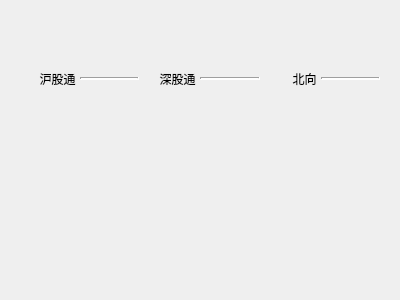
Before: the Qt Designer form real/qnorthflowinfodisplaywidget.ui in bnufree/Hq, drawn with Qt 5.
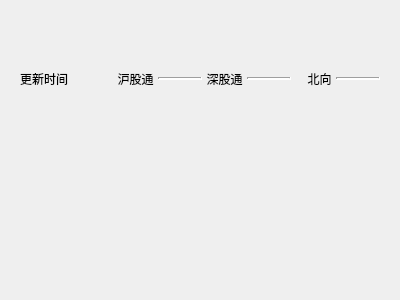
After: the same form once the commit is applied.

What changed in the file:
```diff
--- a/real/qnorthflowinfodisplaywidget.ui
+++ b/real/qnorthflowinfodisplaywidget.ui
@@ -29,6 +29,20 @@
       <property name="bottomMargin">
        <number>0</number>
       </property>
+      <item>
+       <widget class="QLabel" name="label_4">
+        <property name="text">
+         <string>更新时间</string>
+        </property>
+       </widget>
+      </item>
+      <item>
+       <widget class="QLabel" name="date">
+        <property name="text">
+         <string/>
+        </property>
+       </widget>
+      </item>
       <item>
        <widget class="QLabel" name="label">
         <property name="text">
```
